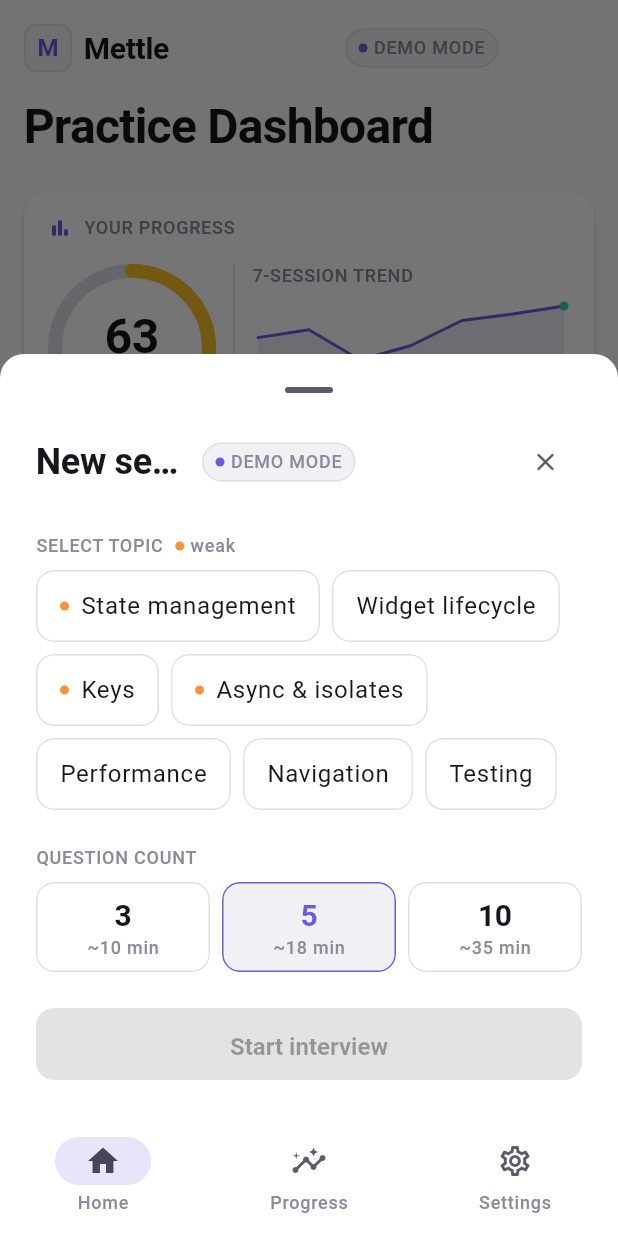
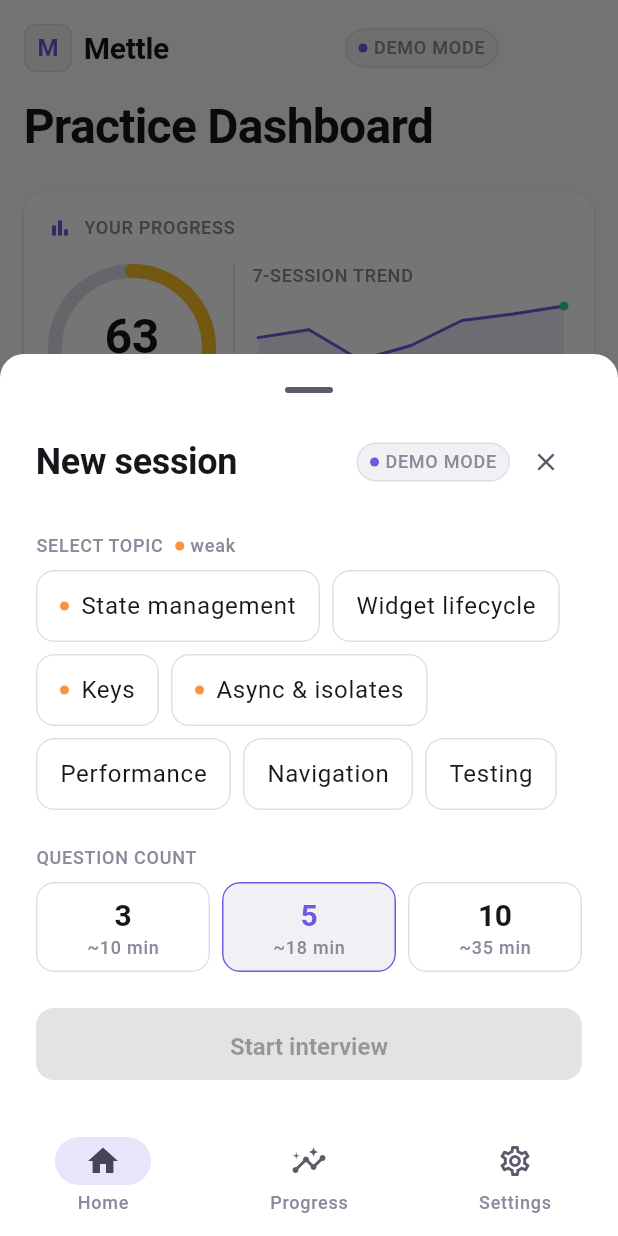
Before and after one commit to SKULL94/mettle, a Flutter app: the screen it shows after launch, after a tap on "Start session", on a phone screen of 412 x 824 dp. Run offline on Flutter 3.47's test engine with Material 3 defaults, Android fonts, the phone set to English and light mode, and no system bars; our stand-ins replace flutter_bloc, get_it, go_router, shared_preferences.

Commit message:
[FIX] : Few design changes in Session Setup Bottom Sheet

```diff
--- a/app/lib/core/constants/app_dimens.dart
+++ b/app/lib/core/constants/app_dimens.dart
@@ -11,6 +11,8 @@ abstract final class AppDimens {
   static const radiusPill = 999.0;
 
   static const hairline = 1.0;
+
+  static const sheetMaxHeightFactor = 0.65;
 
   static const breakpointCompact = 600.0;
 
--- a/app/lib/features/home/presentation/widgets/weak_topic_chips.dart
+++ b/app/lib/features/home/presentation/widgets/weak_topic_chips.dart
@@ -43,7 +43,7 @@ class WeakTopicChips extends StatelessWidget {
               _WeakTopicChip(
                 topic: entry.topic,
                 score: entry.score,
-                onTap: () => onSelected(entry.topic),
+                onTap: () => {},
               ),
           ],
         ),
@@ -77,8 +77,6 @@ class _WeakTopicChip extends StatelessWidget {
         ),
       ),
       clipBehavior: Clip.antiAlias,
-      child: InkWell(
-        onTap: onTap,
       child: Padding(
         padding: const EdgeInsets.symmetric(horizontal: AppDimens.md),
         child: ConstrainedBox(
@@ -108,7 +106,6 @@ class _WeakTopicChip extends StatelessWidget {
                 ),
               ),
             ],
-            ),
           ),
         ),
       ),
--- a/app/lib/features/interview/presentation/widgets/session_setup_sheet.dart
+++ b/app/lib/features/interview/presentation/widgets/session_setup_sheet.dart
@@ -17,6 +17,10 @@ Future<SessionConfig?> showSessionSetupSheet(
   return showModalBottomSheet<SessionConfig>(
     context: context,
     isScrollControlled: true,
+    constraints: BoxConstraints(
+      maxHeight:
+          MediaQuery.sizeOf(context).height * AppDimens.sheetMaxHeightFactor,
+    ),
     builder: (_) =>
         SessionSetupSheet(initialTopic: topic, weakTopics: weakTopics),
   );
@@ -118,7 +122,7 @@ class _SheetHeader extends StatelessWidget {
 
     return Row(
       children: [
-        Flexible(
+        Expanded(
           child: Text(
             AppStrings.setupTitle,
             maxLines: 1,
@@ -128,9 +132,8 @@ class _SheetHeader extends StatelessWidget {
         ),
         if (!ApiConstants.isBackendConfigured) ...[
           const SizedBox(width: AppDimens.sm),
-          const Flexible(child: DemoModeChip()),
+          const DemoModeChip(),
         ],
-        const Spacer(),
         IconButton(
           onPressed: () => Navigator.of(context).pop(),
           tooltip: AppStrings.close,
```
Lines whose indentation alone changed are shown as unchanged.
